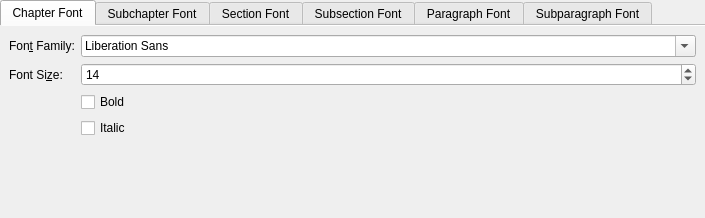
Old version of the form src/formating.ui in the repository KDE/cantor.
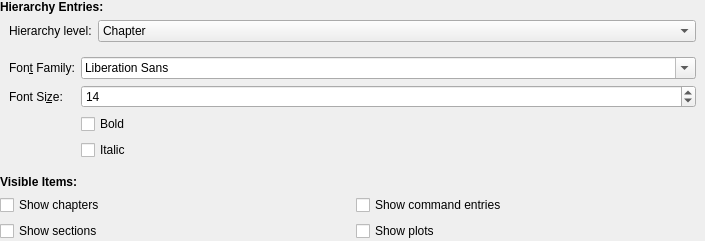
New version of the form.

Diff of the .ui file:
```diff
--- a/src/formating.ui
+++ b/src/formating.ui
@@ -24,7 +24,74 @@
     <number>0</number>
    </property>
    <item>
-    <widget class="QTabWidget" name="tabWidget">
+    <widget class="QLabel" name="hierarchyEntriesLabel">
+     <property name="font">
+      <font>
+       <weight>75</weight>
+       <bold>true</bold>
+      </font>
+     </property>
+     <property name="text">
+      <string>Hierarchy Entries:</string>
+     </property>
+    </widget>
+   </item>
+   <item>
+    <layout class="QFormLayout" name="hierarchyLevelLayout">
+     <property name="leftMargin">
+      <number>9</number>
+     </property>
+     <property name="rightMargin">
+      <number>9</number>
+     </property>
+     <item row="0" column="0">
+      <widget class="QLabel" name="hierarchyLevelLabel">
+       <property name="text">
+        <string>Hierarchy level:</string>
+       </property>
+       <property name="buddy">
+        <cstring>hierarchyLevelComboBox</cstring>
+       </property>
+      </widget>
+     </item>
+     <item row="0" column="1">
+      <widget class="QComboBox" name="hierarchyLevelComboBox">
+       <item>
+        <property name="text">
+         <string>Chapter</string>
+        </property>
+       </item>
+       <item>
+        <property name="text">
+         <string>Subchapter</string>
+        </property>
+       </item>
+       <item>
+        <property name="text">
+         <string>Section</string>
+        </property>
+       </item>
+       <item>
+        <property name="text">
+         <string>Subsection</string>
+        </property>
+       </item>
+       <item>
+        <property name="text">
+         <string>Paragraph</string>
+        </property>
+       </item>
+       <item>
+        <property name="text">
+         <string>Subparagraph</string>
+        </property>
+       </item>
+      </widget>
+     </item>
+    </layout>
+   </item>
+   <item>
+    <widget class="QStackedWidget" name="hierarchyFontStack">
      <property name="sizePolicy">
       <sizepolicy hsizetype="Minimum" vsizetype="Maximum">
        <horstretch>0</horstretch>
@@ -34,14 +101,14 @@
      <property name="currentIndex">
       <number>0</number>
      </property>
-     <property name="documentMode">
-      <bool>true</bool>
-     </property>
      <widget class="QWidget" name="ChapterTab">
-      <attribute name="title">
-       <string>Chapter Font</string>
-      </attribute>
       <layout class="QFormLayout" name="verticalLayout">
+       <property name="leftMargin">
+        <number>9</number>
+       </property>
+       <property name="rightMargin">
+        <number>9</number>
+       </property>
        <item row="0" column="0">
         <widget class="QLabel" name="lChapterFontFamily">
          <property name="text">
@@ -95,9 +162,6 @@
       </layout>
      </widget>
      <widget class="QWidget" name="SubchapterTab">
-      <attribute name="title">
-       <string>Subchapter Font</string>
-      </attribute>
       <layout class="QFormLayout" name="verticalLayout4">
        <item row="0" column="0">
         <widget class="QLabel" name="lSubchapterFontFamily">
@@ -152,9 +216,6 @@
       </layout>
      </widget>
      <widget class="QWidget" name="SectionTab">
-      <attribute name="title">
-       <string>Section Font</string>
-      </attribute>
       <layout class="QFormLayout" name="verticalLayout3">
        <item row="0" column="0">
         <widget class="QLabel" name="lSectionFontFamily">
@@ -209,9 +270,6 @@
       </layout>
      </widget>
      <widget class="QWidget" name="SubsectionTab">
-      <attribute name="title">
-       <string>Subsection Font</string>
-      </attribute>
       <layout class="QFormLayout" name="verticalLayout6">
        <item row="0" column="0">
         <widget class="QLabel" name="lSubsectionFontFamily">
@@ -266,9 +324,6 @@
       </layout>
      </widget>
      <widget class="QWidget" name="ParagraphTab">
-      <attribute name="title">
-       <string>Paragraph Font</string>
-      </attribute>
       <layout class="QFormLayout" name="verticalLayout2">
        <item row="0" column="0">
         <widget class="QLabel" name="lParagraphFontFamily">
@@ -323,9 +378,6 @@
       </layout>
      </widget>
      <widget class="QWidget" name="SubparagraphTab">
-      <attribute name="title">
-       <string>Subparagraph Font</string>
-      </attribute>
       <layout class="QFormLayout" name="verticalLayout5">
        <item row="0" column="0">
         <widget class="QLabel" name="lSubparagraphFontFamily">
@@ -381,6 +433,51 @@
      </widget>
     </widget>
    </item>
+   <item>
+    <widget class="QLabel" name="visibleItemsLabel">
+     <property name="font">
+      <font>
+       <weight>75</weight>
+       <bold>true</bold>
+      </font>
+     </property>
+     <property name="text">
+      <string>Visible Items:</string>
+     </property>
+    </widget>
+   </item>
+   <item>
+    <layout class="QGridLayout" name="tocDefaultsLayout">
+     <item row="0" column="0">
+      <widget class="QCheckBox" name="kcfg_ShowTocChaptersDefault">
+       <property name="text">
+        <string>Show chapters</string>
+       </property>
+      </widget>
+     </item>
+     <item row="1" column="0">
+      <widget class="QCheckBox" name="kcfg_ShowTocSectionsDefault">
+       <property name="text">
+        <string>Show sections</string>
+       </property>
+      </widget>
+     </item>
+     <item row="0" column="1">
+      <widget class="QCheckBox" name="kcfg_ShowTocCommandEntriesDefault">
+       <property name="text">
+        <string>Show command entries</string>
+       </property>
+      </widget>
+     </item>
+     <item row="1" column="1">
+      <widget class="QCheckBox" name="kcfg_ShowTocPlotsDefault">
+       <property name="text">
+        <string>Show plots</string>
+       </property>
+      </widget>
+     </item>
+    </layout>
+   </item>
    <item>
     <spacer name="verticalSpacer">
      <property name="orientation">
```
Left out of the diff: 53 changed lines with no effect on the pictures.
